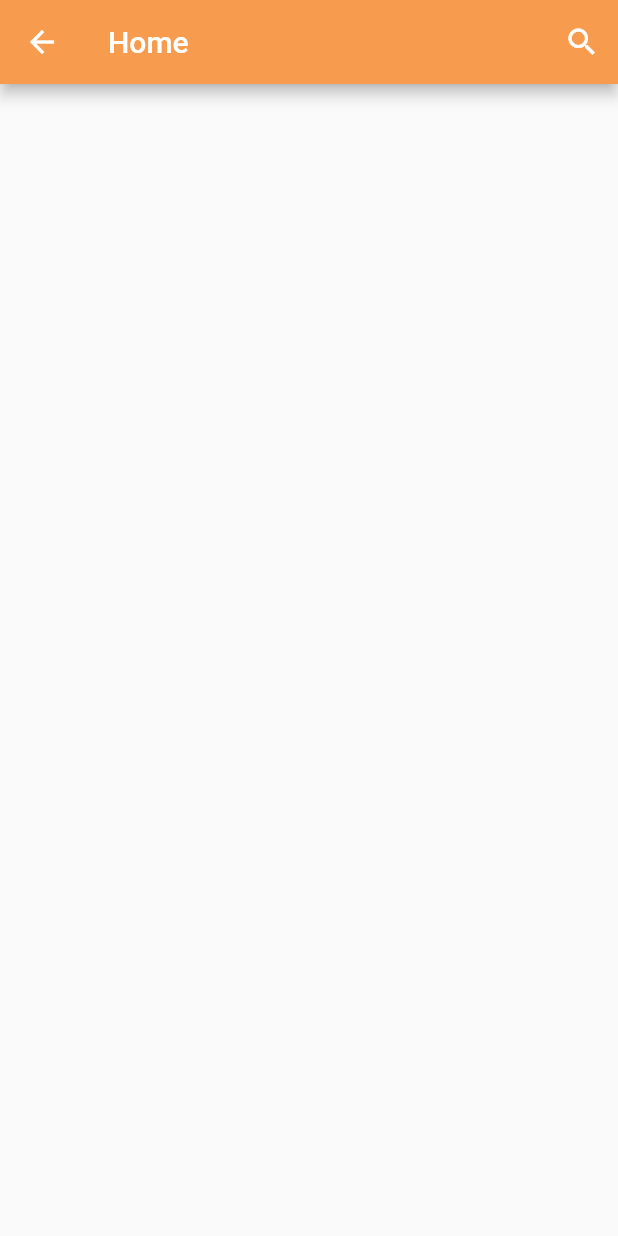
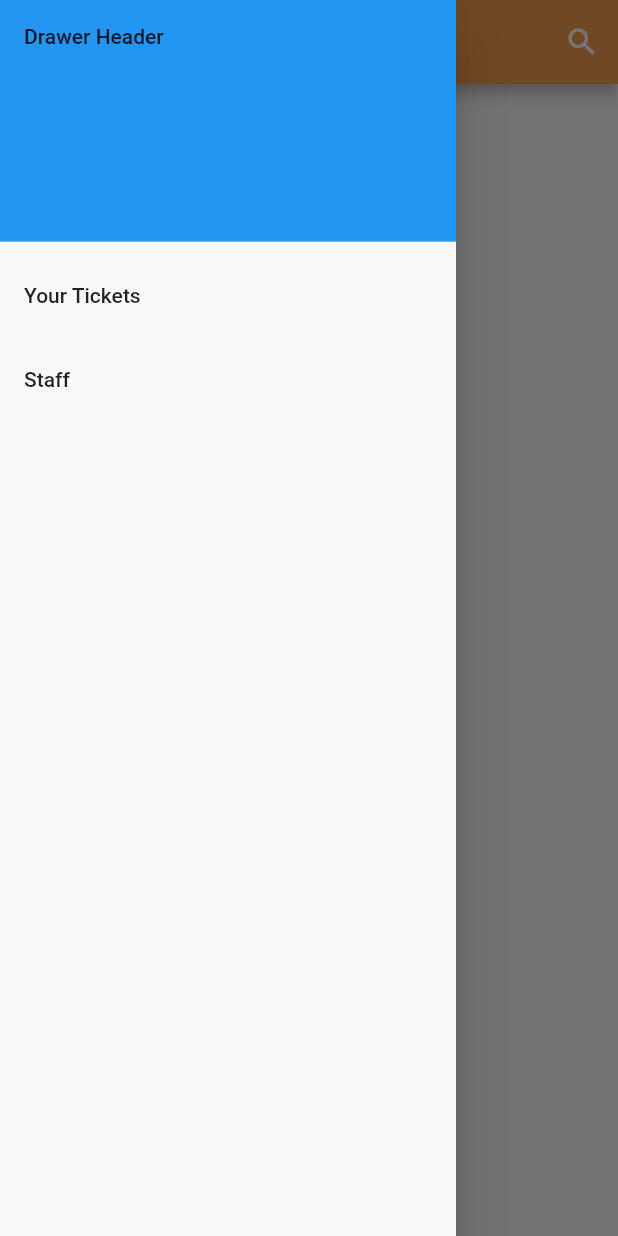
Before and after one commit to SaidFayache/event_app, a Flutter app: the HomePage screen opened directly, with the side drawer open (before the commit the screen has no drawer), on a phone screen of 412 x 824 dp. Run offline on Flutter 3.47's test engine with Material 2 defaults, Android fonts, the phone set to English and light mode, and no system bars; our stand-ins replace google_fonts, shared_preferences; accounts and stored records are empty; network calls fail.

Commit message:
add Drawer

```diff
--- a/lib/UI/Home/home.dart
+++ b/lib/UI/Home/home.dart
@@ -26,6 +26,7 @@ class _HomePageState extends State<HomePage> {
   @override
   Widget build(BuildContext context) {
     return Scaffold(
+      drawer: _getDrawer(),
       appBar: AppBar(
         backgroundColor: c1,
         title: isSearching? TextField(
@@ -135,4 +136,43 @@ class _HomePageState extends State<HomePage> {
       });
     });
   }
+
+ Widget _getDrawer(){
+    return Drawer(
+      // Add a ListView to the drawer. This ensures the user can scroll
+      // through the options in the drawer if there isn't enough vertical
+      // space to fit everything.
+      child: ListView(
+        // Important: Remove any padding from the ListView.
+        padding: EdgeInsets.zero,
+        children: <Widget>[
+          DrawerHeader(
+            child: Text('Drawer Header'),
+            decoration: BoxDecoration(
+              color: Colors.blue,
+            ),
+          ),
+          ListTile(
+            title: Text('Your Tickets'),
+            onTap: () {
+              Navigator.push(
+                context,
+                MaterialPageRoute(builder: (context) =>  YourPage()), //TODO change this
+              );
+            },
+          ),
+          ListTile(
+            title: Text('Staff'),
+            onTap: () {
+              Navigator.push(
+                context,
+                MaterialPageRoute(builder: (context) =>  YourPage()), //TODO change this
+              );
+            },
+          ),
+        ],
+      ),
+    );
+  }
+
 }
--- a/pubspec.yaml
+++ b/pubspec.yaml
@@ -22,6 +22,7 @@ dependencies:
 
   google_fonts: ^1.0.0
   shared_preferences: ^0.5.7+2
+  timeline_list: ^0.0.5
 
   # The following adds the Cupertino Icons font to your application.
   # Use with the CupertinoIcons class for iOS style icons.
@@ -45,7 +46,7 @@ flutter:
 
   # To add assets to your application, add an assets section, like this:
   assets:
-    - assets/image1.png
+    - assets/image1.jpg
   #  - images/a_dot_ham.jpeg
 
   # An image asset can refer to one or more resolution-specific "variants", see
```
Also changed, not shown: assets/image1.jpg (added), pubspec.lock.
